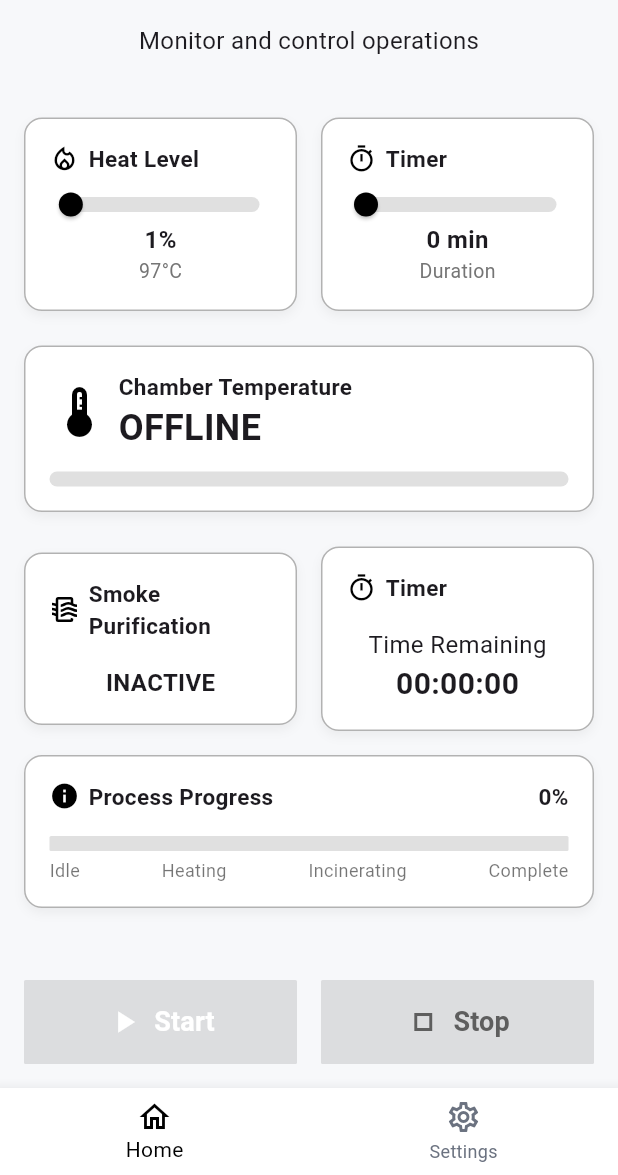
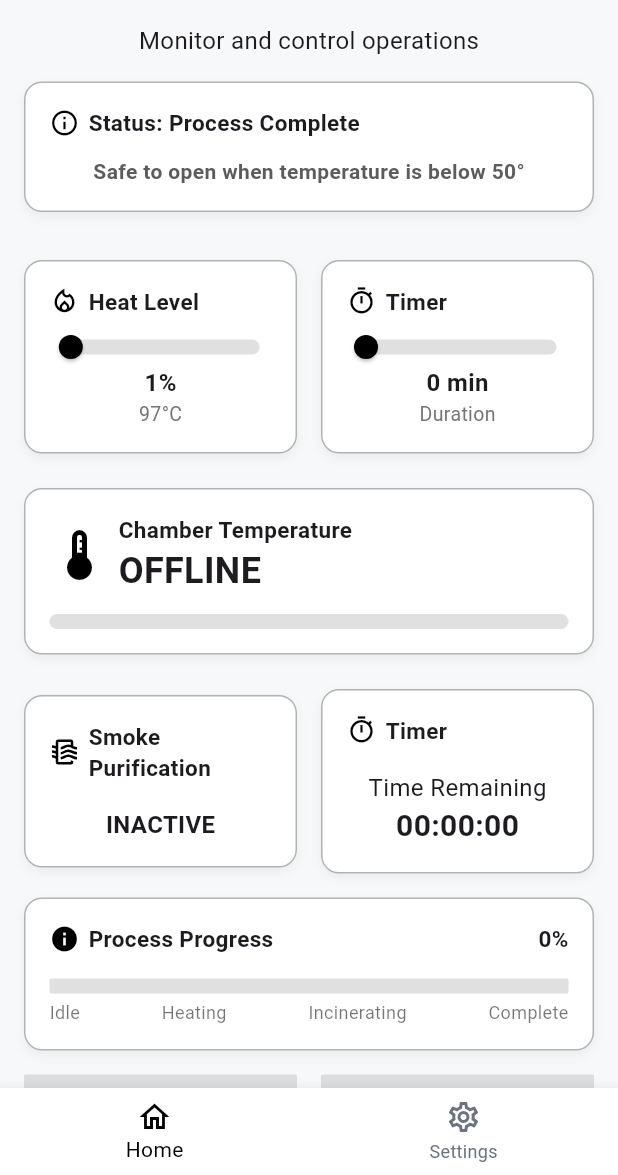
Before and after one commit to sateban/smart-incineration-bin, a Flutter app: the screen it shows after launch, after a tap on "GET STARTED", on a phone screen of 412 x 824 dp, the part 61-1236 px from its top. Run offline on Flutter 3.47's test engine with Material 3 defaults, Android fonts, the phone set to English and light mode, and no system bars; our stand-ins replace device_info_plus, flutter_local_notifications, flutter_svg, fluttertoast, logger, permission_handler and 1 more.

Commit message:
feature: notification status on done

```diff
--- a/lib/main.dart
+++ b/lib/main.dart
@@ -189,6 +189,7 @@ class _SmartBinDashboardState extends State<SmartBinDashboard> {
   bool isTimerStarted = false;
   double tMin = 100;
   double tMax = 1200;
+  bool _useFirebase = true; // default option
 
   // For Timer
   Timer? _timer;
@@ -207,6 +208,9 @@ class _SmartBinDashboardState extends State<SmartBinDashboard> {
 
   // Request timer
   Timer? _requestTimer;
+
+  // Smoke Purification
+  String smokeValue = "";
 
   static const primaryColor = Color(0xFF38E07B);
   static const backgroundColor = Color(0xFFF7F8FA);
@@ -397,7 +401,7 @@ class _SmartBinDashboardState extends State<SmartBinDashboard> {
 
   @override
   Widget build(BuildContext context) {
-    final pages = [_buildDashboard(), _buildStats(), _buildSettings()];
+    final pages = [_buildDashboard(), _buildSettings()];
 
     return MaterialApp(
       debugShowCheckedModeBanner: false,
@@ -474,7 +478,70 @@ class _SmartBinDashboardState extends State<SmartBinDashboard> {
             // fontWeight: FontWeight.bold,
           ),
         ),
-        const SizedBox(height: 24),
+
+        // Status
+        Padding(
+          padding: const EdgeInsets.all(16.0),
+          child: Row(
+            mainAxisAlignment: MainAxisAlignment.spaceEvenly,
+            children: [
+              Expanded(
+                child: Container(
+                padding: const EdgeInsets.all(16),
+                decoration: BoxDecoration(
+                  color: Colors.white,
+                  borderRadius: BorderRadius.circular(12),
+                  border: Border.all(color: Colors.black.withValues(alpha: 0.3)),
+                  boxShadow: [
+                    BoxShadow(
+                      color: Colors.black.withValues(alpha: 0.05),
+                      blurRadius: 5,
+                      offset: const Offset(0, 3),
+                    ),
+                  ],
+                ),
+                child: Column(
+                  crossAxisAlignment: CrossAxisAlignment.start,
+                  children: [
+                    Row(
+                      children: [
+                        Icon(Icons.info_outline, size: 20, color: Colors.black),
+                        const SizedBox(width: 6),
+                        Text(
+                          "Status: Process Complete",
+                          style: const TextStyle(
+                            fontWeight: FontWeight.w600,
+                            fontSize: 15,
+                          ),
+                        ),
+                      ],
+                    ),
+                    const SizedBox(height: 12),
+                    Center(
+                      child: Column(
+                        children: [
+                          Text(
+                            "Safe to open when temperature is below 50°",
+                            style: const TextStyle(
+                              fontWeight: FontWeight.w700,
+                              fontSize: 14,
+                              color: Color.fromARGB(255, 92, 92, 92)
+                            ),
+                          ),
+                          // Text(
+                          //   "subText",
+                          //   style: TextStyle(color: Colors.grey[600], fontSize: 13),
+                          // ),
+                        ],
+                      ),
+                    ),
+                  ],
+                ),
+              ),
+              ),
+            ],
+          ),
+        ),
 
         // Heat Level and Timer
         Padding(
@@ -1034,14 +1101,43 @@ class _SmartBinDashboardState extends State<SmartBinDashboard> {
   // ⚙️ PAGE 3: Settings
   // -------------------
   Widget _buildSettings() {
-    return const Center(
-      child: Text(
-        "Settings Page",
-        style: TextStyle(
-          fontSize: 20,
-          fontWeight: FontWeight.bold,
-          color: foregroundColor,
-        ),
+    return Center(
+      child: Column(
+        mainAxisAlignment: MainAxisAlignment.center,
+        children: [
+          // const Text(
+          //   "Settings Page",
+          //   style: TextStyle(
+          //     fontSize: 20,
+          //     fontWeight: FontWeight.bold,
+          //     color: foregroundColor,
+          //   ),
+          // ),
+          const SizedBox(height: 20),
+          Row(
+            mainAxisAlignment: MainAxisAlignment.center,
+            children: [
+              const Text("Local Wi-Fi",
+                  style: TextStyle(fontSize: 16, color: foregroundColor)),
+              Switch(
+                value: _useFirebase,
+                activeColor: Colors.blue,
+                onChanged: (value) {
+                  setState(() {
+                    _useFirebase = value;
+                  });
+                },
+              ),
+              const Text("Firebase",
+                  style: TextStyle(fontSize: 16, color: foregroundColor)),
+            ],
+          ),
+          const SizedBox(height: 10),
+          Text(
+            "Current connection: ${_useFirebase ? "Firebase Connection" : "Local Wi-Fi"}",
+            style: const TextStyle(fontSize: 16, color: foregroundColor),
+          ),
+        ],
       ),
     );
   }
```
